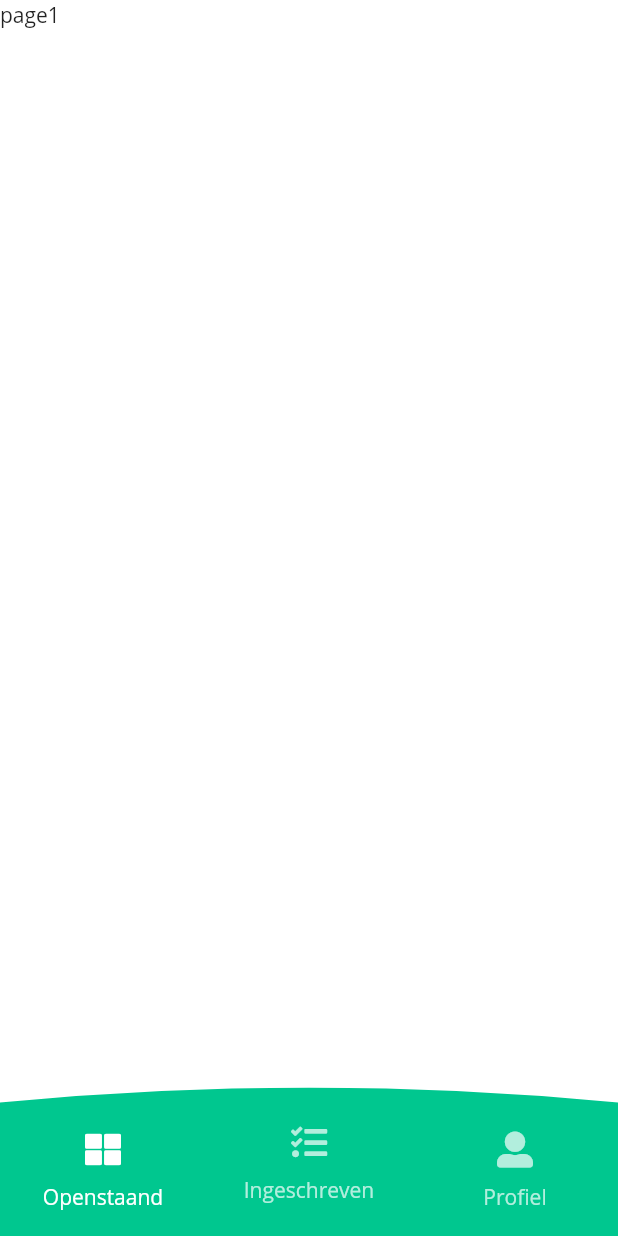
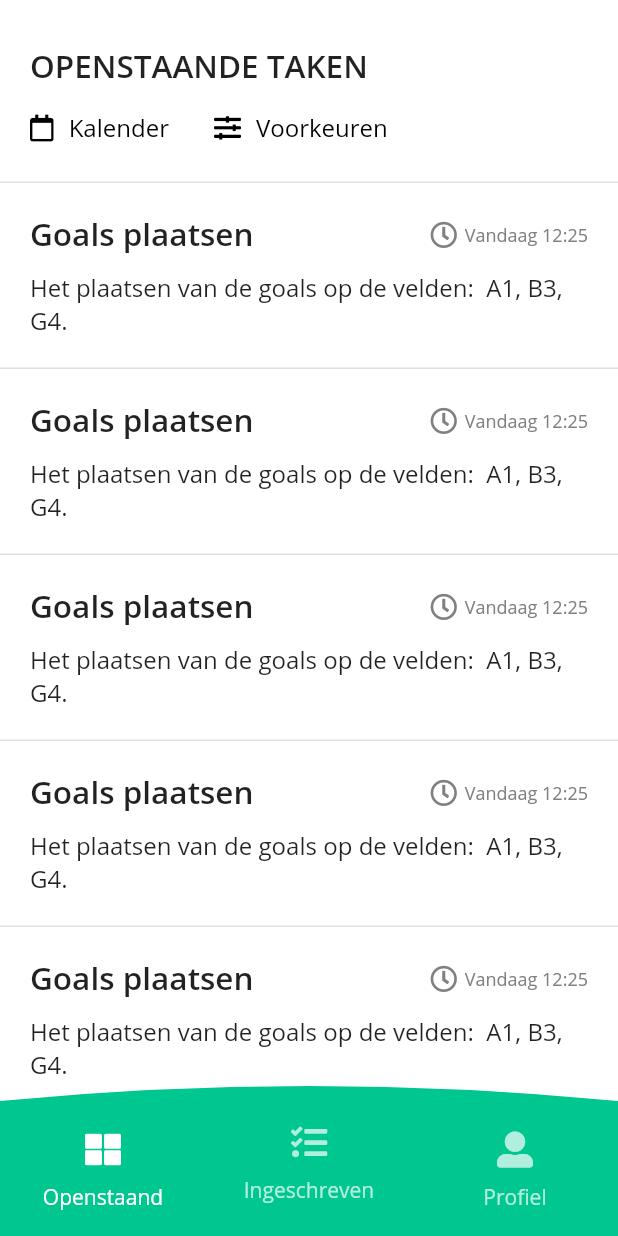
Before and after one commit to LennardDeurman/tareas-mobile-app, a Flutter app: the HomePage screen opened directly, on a phone screen of 412 x 824 dp. Run offline on Flutter 3.47's test engine with Material 2 defaults, Android fonts, the phone set to English and light mode, and no system bars; our stand-ins replace flutter_i18n, font_awesome_flutter.

```diff
--- a/lib/extensions/translation_keys.dart
+++ b/lib/extensions/translation_keys.dart
@@ -16,5 +16,9 @@ class TranslationKeys {
   static const String availableAtPark = "availableAtPark";
   static const String socialPoint = "socialPoint";
   static const String noSubscribedTasks = "noSubscribedTasks";
-
+  static const String calendar = "calendar";
+  static const String preferences = "preferences";
+  static const String categories = "categories";
+  static const String categoriesInfo = "categoriesInfo";
+  static const String save = "save";
 }
--- a/lib/pages/home.dart
+++ b/lib/pages/home.dart
@@ -1,9 +1,11 @@
 import 'package:flutter/material.dart';
+import 'package:flutter/services.dart';
 import 'package:flutter_i18n/flutter_i18n.dart';
 import 'package:font_awesome_flutter/font_awesome_flutter.dart';
 import 'package:tareas/extensions/brand_colors.dart';
 import 'package:tareas/extensions/top_border_clipper.dart';
 import 'package:tareas/extensions/translation_keys.dart';
+import 'package:tareas/pages/open_tasks.dart';
 import 'package:tareas/pages/profile.dart';
 import 'package:tareas/pages/subscribed_tasks.dart';
 
@@ -21,6 +23,14 @@ class HomePage extends StatefulWidget {
 class _HomePageState extends State<HomePage> {
 
 
+  @override
+  void initState() {
+    super.initState();
+
+    SystemChrome.setPreferredOrientations([
+      DeviceOrientation.portraitUp
+    ]);
+  }
 
 
   @override
@@ -28,33 +38,44 @@ class _HomePageState extends State<HomePage> {
     return Scaffold(
       backgroundColor: Colors.white,
       body: DefaultTabController(
-        child: Column(
-          children: <Widget>[
-            Expanded(
+        child: Container(
+          color: Colors.white,
           child: SafeArea(
             top: true,
             bottom: false,
+            child: Container(
+              color: BrandColors.primaryColor,
+              child: SafeArea(
+                child: Container(
+                  color: Colors.white,
+                  child: Stack(
+                    children: <Widget>[
+                      Column(
+                        children: <Widget>[
+                          Expanded(
                             child: TabBarView(
                               children: <Widget>[
-                    Container(
-                      child: Text("page1"),
-                    ),
+                                OpenTasksPage(),
                                 SubscribedTasksPage(),
                                 ProfilePage()
                               ],
                             ),
                           ),
+                          SizedBox(
+                            height: 90,
+                          )
+                        ],
                       ),
-            ClipPath(
+                      Align(
+                        alignment: Alignment.bottomCenter,
+                        child: ClipPath(
                           clipper: TopBorderClipper(borderHeight: 10),
                           child: Container(
-                  color: BrandColors.primaryColor,
-                  padding: EdgeInsets.only(
-                    top: 15
-                  ),
-                  child: SafeArea(
-                    bottom: true,
-                    top: false,
+                            height: 100,
+                            child: Stack(
+                              children: <Widget>[
+                                Align(
+                                  alignment: Alignment.bottomCenter,
                                   child: TabBar(
                                     indicatorColor: Colors.transparent,
                                     tabs: <Widget>[
@@ -77,11 +98,21 @@ class _HomePageState extends State<HomePage> {
                                       )
                                     ],
                                   ),
+                                )
+                              ],
+                            ),
+                            color: BrandColors.primaryColor,
+                          )
+                        )
+                      )
+                    ],
                   ),
                 ),
-            )
-
-          ],
+                top: false,
+                bottom: true,
+              ),
+            ),
+          ),
         ),
         length: 3,
       ),
--- /dev/null
+++ b/lib/pages/open_tasks.dart
@@ -0,0 +1,110 @@
+import 'package:flutter/material.dart';
+import 'package:flutter_i18n/flutter_i18n.dart';
+import 'package:tareas/extensions/brand_colors.dart';
+import 'package:tareas/extensions/overlay_manager.dart';
+import 'package:tareas/extensions/translation_keys.dart';
+import 'package:tareas/widgets/cells/task.dart';
+import 'package:tareas/widgets/dialogs/preferences_dialog.dart';
+import 'package:tareas/widgets/headings/open_tasks_page_heading_box.dart';
+import 'package:tareas/widgets/text_with_icon.dart';
+
+
+class OpenTasksPage extends StatefulWidget {
+
+  @override
+  State<StatefulWidget> createState() {
+    return _OpenTasksPageState();
+  }
+
+}
+
+
+class _OpenTasksPageState extends State<OpenTasksPage> {
+
+  GlobalKey _headingBoxKey = GlobalKey();
+  GlobalKey _headingBoxContainerKey = GlobalKey();
+
+  OverlayManager _overlayManager;
+
+  @override
+  void initState() {
+    super.initState();
+    _overlayManager = OverlayManager(
+      headingBoxContainerKey: _headingBoxContainerKey
+    );
+
+  }
+
+  OpenTasksPageHeadingBox get headingBoxWidget {
+    return _headingBoxKey.currentWidget;
+  }
+
+  void _showActionDialog({ GlobalKey<TextWithIconState> actionKey, OverlayBuilder builder }) {
+    actionKey.currentState.active = true;
+    _overlayManager.presentOverlay(context, builder: builder, onDismiss: () {
+      actionKey.currentState.active = false;
+    });
+  }
+
+  void _onCalendarPressed() {
+    _showActionDialog(
+      actionKey: headingBoxWidget.calendarActionKey,
+      builder: (BuildContext context) {
+        return Container();
+      }
+    );
+  }
+
+  void _onPreferencesPressed() {
+    _showActionDialog(
+        actionKey: headingBoxWidget.preferencesActionKey,
+        builder: (BuildContext context) {
+          return PreferencesDialog();
+        }
+    );
+  }
+
+  @override
+  Widget build(BuildContext context) {
+    return Scaffold(
+      backgroundColor: Colors.white,
+      body: Column(
+        mainAxisSize: MainAxisSize.max,
+        mainAxisAlignment: MainAxisAlignment.start,
+        crossAxisAlignment: CrossAxisAlignment.start,
+        children: <Widget>[
+          Container(child: OpenTasksPageHeadingBox(
+            key: _headingBoxKey,
+            title: FlutterI18n.translate(context, TranslationKeys.openTasks),
+            onCalendarPressed: _onCalendarPressed,
+            onPreferencesPressed: _onPreferencesPressed,
+          ), decoration: BoxDecoration(
+            border: Border(
+              bottom: BorderSide(
+                width: 1,
+                color: BrandColors.inputColor
+              )
+            )
+          ), padding: EdgeInsets.only(
+            bottom: 10
+          ), key: _headingBoxContainerKey),
+          Expanded(
+            child: Stack(
+              children: <Widget>[
+                RefreshIndicator(
+                  onRefresh: () async {
+                    await Future.delayed(Duration(seconds: 1));
+                  },
+                  child: ListView.builder(itemBuilder: (BuildContext context, int position) {
+                    return TaskCell();
+                  }, itemCount: 5),
+                )
+              ],
+            )
+          )
+        ],
+      ),
+    );
+  }
+
+}
--- a/lib/pages/profile.dart
+++ b/lib/pages/profile.dart
@@ -3,7 +3,7 @@ import 'package:flutter_i18n/flutter_i18n.dart';
 import 'package:tareas/extensions/brand_colors.dart';
 import 'package:tareas/extensions/translation_keys.dart';
 import 'package:tareas/widgets/availability_box.dart';
-import 'package:tareas/widgets/page_heading_box.dart';
+import 'package:tareas/widgets/headings/page_heading_box.dart';
 import 'package:tareas/widgets/social_point_box.dart';
 
 class ProfilePage extends StatefulWidget {
--- a/lib/pages/subscribed_tasks.dart
+++ b/lib/pages/subscribed_tasks.dart
@@ -2,7 +2,7 @@ import 'package:flutter/material.dart';
 import 'package:flutter_i18n/flutter_i18n.dart';
 import 'package:tareas/extensions/translation_keys.dart';
 import 'package:tareas/widgets/backgrounds/no_subscribed_tasks.dart';
-import 'package:tareas/widgets/page_heading_box.dart';
+import 'package:tareas/widgets/headings/page_heading_box.dart';
 
 class SubscribedTasksPage extends StatefulWidget {
 
--- /dev/null
+++ b/lib/widgets/cells/task.dart
@@ -0,0 +1,62 @@
+import 'package:flutter/material.dart';
+import 'package:font_awesome_flutter/font_awesome_flutter.dart';
+import 'package:tareas/extensions/brand_colors.dart';
+import 'package:tareas/widgets/text_with_icon.dart';
+class TaskCell extends StatelessWidget {
+
+
+  @override
+  Widget build(BuildContext context) {
+    return Material(child: InkWell(child: Container(
+      padding: EdgeInsets.all(20),
+      decoration: BoxDecoration(
+        border: Border(
+          bottom: BorderSide(
+            width: 1,
+            color: BrandColors.inputColor
+          )
+        )
+      ),
+      child: Column(
+        crossAxisAlignment: CrossAxisAlignment.start,
+        children: <Widget>[
+          Row(
+            children: <Widget>[
+              Expanded(
+                child: Text(
+                  "Goals plaatsen",
+                  style: TextStyle(
+                    fontSize: 21,
+                    fontWeight: FontWeight.w600
+                  ),
+                ),
+              ),
+              TextWithIcon(
+                iconData: FontAwesomeIcons.clock,
+                text: "Vandaag 12:25",
+                fontSize: 12,
+                iconMargin: EdgeInsets.symmetric(
+                  horizontal: 5
+                ),
+              )
+            ],
+          ),
+          Container(
+            padding: EdgeInsets.only(
+              top: 10,
+            ),
+            child: Text(
+                "Het plaatsen van de goals op de velden:  A1, B3, G4.",
+              style: TextStyle(
+                fontSize: 16
+              ),
+            ),
+          ),
+        ],
+      ),
+    ), onTap: () {
+
+    }), color: Colors.white);
+  }
+
+}
--- /dev/null
+++ b/lib/widgets/headings/open_tasks_page_heading_box.dart
@@ -0,0 +1,58 @@
+import 'package:flutter/material.dart';
+import 'package:flutter_i18n/flutter_i18n.dart';
+import 'package:tareas/widgets/text_with_icon.dart';
+import 'package:tareas/widgets/headings/page_heading_box.dart';
+import 'package:tareas/extensions/translation_keys.dart';
+import 'package:font_awesome_flutter/font_awesome_flutter.dart';
+
+class OpenTasksPageHeadingBox extends PageHeadingBox {
+
+  final Function onCalendarPressed;
+  final Function onPreferencesPressed;
+
+  final GlobalKey<TextWithIconState> calendarActionKey = GlobalKey<TextWithIconState>();
+  final GlobalKey<TextWithIconState> preferencesActionKey = GlobalKey<TextWithIconState>();
+
+  OpenTasksPageHeadingBox ({ @required String title, @required this.onCalendarPressed, @required this.onPreferencesPressed, GlobalKey key }) : super(title: title, key: key);
+
+  @override
+  List<Widget> buildAppBarChildren(BuildContext context) {
+    return [
+      buildTitle(),
+      _buildActions(context)
+    ];
+  }
+
+  Widget _buildActions(BuildContext context) {
+    return Row(
+      children: <Widget>[
+        TextWithIcon(
+            iconData: FontAwesomeIcons.calendar,
+            key: calendarActionKey,
+            text: FlutterI18n.translate(context, TranslationKeys.calendar),
+            color: Colors.black,
+            iconMargin: EdgeInsets.only(
+                right: 10
+            ),
+            onPressed: onCalendarPressed
+        ),
+        SizedBox(
+          width: 30,
+        ),
+        TextWithIcon(
+          iconData: FontAwesomeIcons.slidersH,
+          key: preferencesActionKey,
+          text: FlutterI18n.translate(context, TranslationKeys.preferences),
+          color: Colors.black,
+          iconMargin: EdgeInsets.only(
+              right: 10
+          ),
+          onPressed: onPreferencesPressed,
+        )
+      ],
+    );
+  }
+
+
+
+}
--- /dev/null
+++ b/lib/widgets/text_with_icon.dart
@@ -0,0 +1,103 @@
+import 'package:flutter/material.dart';
+import 'package:font_awesome_flutter/fa_icon.dart';
+import 'package:tareas/extensions/brand_colors.dart';
+
+class TextWithIcon extends StatefulWidget {
+
+  final IconData iconData;
+  final double iconSize;
+  final double fontSize;
+  final EdgeInsets iconMargin;
+  final EdgeInsets textMargin;
+  final String text;
+  final Color color;
+  final Color selectedColor;
+  final bool selected;
+  final Function onPressed;
+  final FontWeight fontWeight;
+
+
+  TextWithIcon ({ @required this.iconData, @required this.text, this.onPressed, this.iconSize = 18, this.fontSize = 16, this.fontWeight = FontWeight.normal, this.color = BrandColors.textLabelColor, this.selectedColor = BrandColors.primaryColor, this.selected = false, this.iconMargin, this.textMargin, GlobalKey key}) : super(key: key);
+
+  @override
+  State<StatefulWidget> createState() {
+    return TextWithIconState();
+  }
+
+}
+
+class TextWithIconState extends State<TextWithIcon> {
+
+  Color _currentColor;
+
+  @override
+  void initState() {
+    super.initState();
+    if (widget.selected) {
+      _currentColor = widget.selectedColor;
+    } else {
+      _currentColor = widget.color;
+    }
+  }
+
+  Widget _buildTextWithIcon() {
+    return Row(
+      mainAxisSize: MainAxisSize.min,
+      children: <Widget>[
+        Container(
+          child: FaIcon(
+            widget.iconData,
+            size: widget.iconSize,
+            color: _currentColor,
+          ),
+          margin: widget.iconMargin,
+        ),
+        Container(
+          child: Text(
+            widget.text,
+            style: TextStyle(
+                fontSize: widget.fontSize,
+                color: _currentColor,
+                fontWeight: widget.fontWeight
+            ),
+          ),
+          margin: widget.textMargin,
+        )
+      ],
+    );
+  }
+
+  set active (bool value) {
+    if (value) {
+      setState(() {
+        _currentColor = widget.selectedColor;
+      });
+    } else {
+      setState(() {
+        _currentColor = widget.color;
+      });
+    }
+  }
+
+  @override
+  Widget build(BuildContext context) {
+    if (widget.onPressed != null) {
+      return GestureDetector(
+        child: _buildTextWithIcon(),
+        onTapDown: (_) {
+          active = true;
+        },
+        onTapUp: (_) {
+          active = false;
+        },
+        onTapCancel: () {
+          active = false;
+        },
+        onTap: widget.onPressed,
+      );
+    }
+    return _buildTextWithIcon();
+
+  }
+
+}
```
Also changed, not shown: assets/i18n/nl.json (+6 -1 lines), lib/extensions/brand_colors.dart (+23 -0 lines), lib/extensions/overlay_manager.dart (added, +64 -0 lines), lib/main.dart (+6 -3 lines), lib/pages/login.dart (+10 -0 lines), lib/widgets/dialogs/preferences_dialog.dart (added, +165 -0 lines), lib/widgets/headings/page_heading_box.dart (renamed from lib/widgets/page_heading_box.dart, +5 -4 lines), lib/widgets/login_form.dart (+7 -0 lines). Lines whose indentation alone changed are shown as unchanged.
